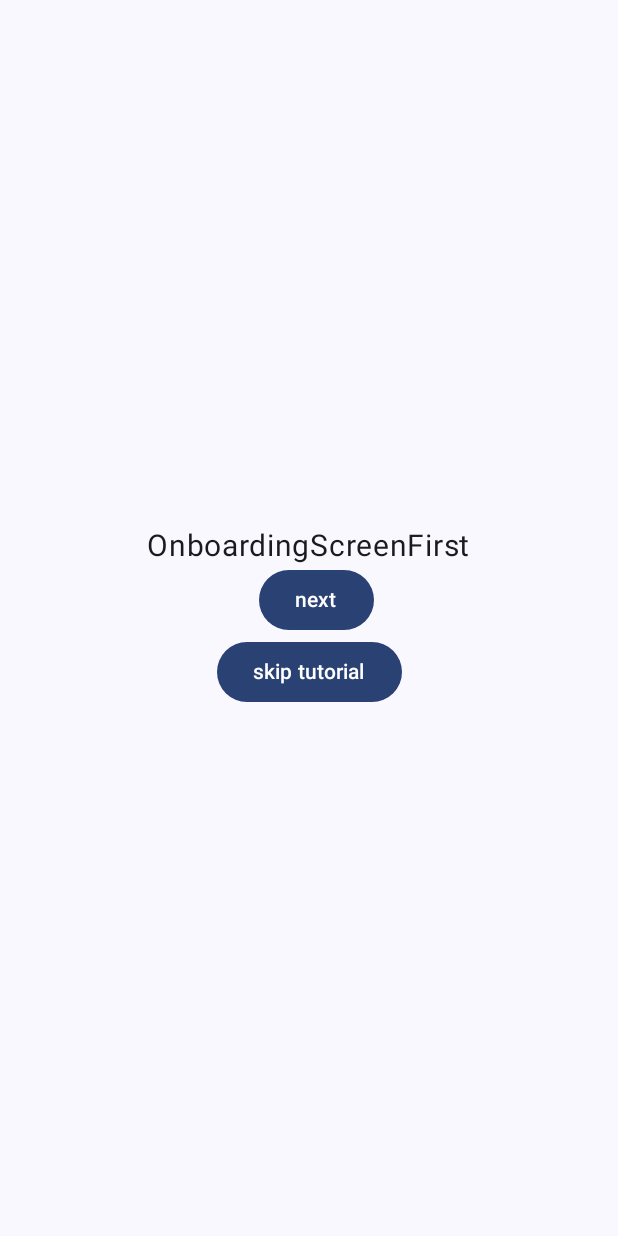
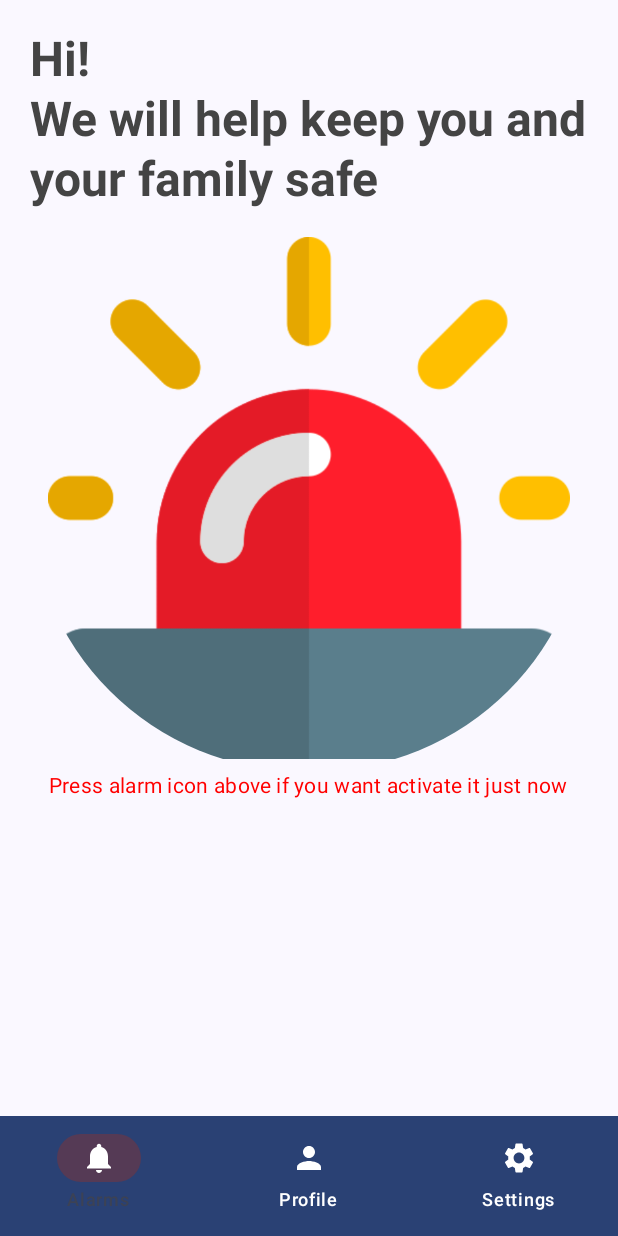
Before and after one commit to OscarEscamilla/SOSButtonApp, an Android app built with Jetpack Compose: the screen it shows after launch (MainActivity), on a phone screen of 412 x 824 dp. Run offline under Robolectric (Android 15) with nearby library versions, the phone set to English and light mode, and no system bars.

Commit message:
add icons and color to home screen

```diff
--- a/app/src/main/java/com/racso/sosbutton/MainActivity.kt
+++ b/app/src/main/java/com/racso/sosbutton/MainActivity.kt
@@ -4,7 +4,7 @@ import android.os.Bundle
 import androidx.activity.ComponentActivity
 import androidx.activity.compose.setContent
 import androidx.navigation.compose.rememberNavController
-import com.racso.sosbutton.ui.navigation.RootNav
+import com.racso.sosbutton.ui.navigation.RootNavGraph
 import com.racso.sosbutton.ui.theme.SOSButtonTheme
 
 class MainActivity : ComponentActivity() {
@@ -13,7 +13,7 @@ class MainActivity : ComponentActivity() {
         super.onCreate(savedInstanceState)
         setContent {
             SOSButtonTheme {
-                RootNav(navController = rememberNavController())
+                RootNavGraph(navController = rememberNavController())
             }
         }
     }
--- /dev/null
+++ b/app/src/main/java/com/racso/sosbutton/data/Alert.kt
@@ -0,0 +1,3 @@
+package com.racso.sosbutton.data
+
+data class Alert(val title: String, val message: String)
--- /dev/null
+++ b/app/src/main/java/com/racso/sosbutton/data/User.kt
@@ -0,0 +1,3 @@
+package com.racso.sosbutton.data
+
+data class User(val name: String, val email: String)
--- a/app/src/main/java/com/racso/sosbutton/ui/navigation/HomeNavGraph.kt
+++ b/app/src/main/java/com/racso/sosbutton/ui/navigation/HomeNavGraph.kt
@@ -1 +1,35 @@
 package com.racso.sosbutton.ui.navigation
+
+import androidx.annotation.StringRes
+import androidx.compose.foundation.layout.PaddingValues
+import androidx.compose.foundation.layout.padding
+import androidx.compose.runtime.Composable
+import androidx.compose.ui.Modifier
+import androidx.navigation.NavGraphBuilder
+import androidx.navigation.NavHostController
+import androidx.navigation.compose.NavHost
+import androidx.navigation.compose.composable
+import androidx.navigation.compose.navigation
+import com.racso.sosbutton.R
+import com.racso.sosbutton.ui.screens.home.AlertsScreen
+import com.racso.sosbutton.ui.screens.home.ProfileScreen
+import com.racso.sosbutton.ui.screens.home.SettingsScreen
+
+@Composable
+fun HomeNav(navController: NavHostController, innerPadding: PaddingValues) {
+    NavHost(navController, startDestination = "home", Modifier.padding(innerPadding)) {
+        homeGraph(navController)
+    }
+}
+fun NavGraphBuilder.homeGraph(navController: NavHostController){
+    navigation(route = "home", startDestination = Screen.Alarms.route){
+        composable(Screen.Alarms.route) { AlertsScreen(navController) }
+        composable(Screen.Profile.route) { ProfileScreen(navController) }
+        composable(Screen.Settings.route) { SettingsScreen(navController) }
+    }
+}
+sealed class Screen(val route: String, @StringRes val resourceId: Int) {
+    object Profile : Screen("profile", R.string.profile)
+    object Settings : Screen("settings", R.string.settings)
+    object Alarms : Screen("alarms", R.string.alarms)
+}
--- a/app/src/main/java/com/racso/sosbutton/ui/navigation/RootNav.kt
+++ b/app/src/main/java/com/racso/sosbutton/ui/navigation/RootNavGraph.kt
@@ -11,11 +11,11 @@ import com.racso.sosbutton.ui.screens.home.HomeScreen
 import com.racso.sosbutton.ui.screens.onboarding.*
 
 @Composable
-fun RootNav(navController: NavHostController) {
+fun RootNavGraph(navController: NavHostController) {
     NavHost(
         navController = navController,
         route = "root",
-        startDestination = "onboarding"
+        startDestination = "home"
     ) {
         onboardingGraph(navController = navController)
         authGraph(navController = navController)
--- a/app/src/main/java/com/racso/sosbutton/ui/screens/common/CustomButttons.kt
+++ b/app/src/main/java/com/racso/sosbutton/ui/screens/common/CustomButttons.kt
@@ -1,8 +1,11 @@
 package com.racso.sosbutton.ui.screens.common
 
+import androidx.compose.foundation.layout.height
 import androidx.compose.material3.Button
 import androidx.compose.material3.Text
 import androidx.compose.runtime.Composable
+import androidx.compose.ui.Modifier
+import androidx.compose.ui.unit.dp
 import androidx.navigation.NavController
 
 
--- a/app/src/main/java/com/racso/sosbutton/ui/screens/home/AlertsScreen.kt
+++ b/app/src/main/java/com/racso/sosbutton/ui/screens/home/AlertsScreen.kt
@@ -1,25 +1,98 @@
 package com.racso.sosbutton.ui.screens.home
 
+import android.widget.ImageButton
+import android.widget.Toast
+import androidx.compose.foundation.Image
+import androidx.compose.foundation.clickable
+import androidx.compose.foundation.layout.Box
 import androidx.compose.foundation.layout.Column
+import androidx.compose.foundation.layout.fillMaxSize
+import androidx.compose.foundation.layout.fillMaxWidth
+import androidx.compose.foundation.layout.height
 import androidx.compose.foundation.layout.padding
-import androidx.compose.material3.ExperimentalMaterial3Api
-import androidx.compose.material3.Scaffold
-import androidx.compose.material3.Surface
+import androidx.compose.foundation.layout.wrapContentSize
+import androidx.compose.foundation.shape.RoundedCornerShape
+import androidx.compose.material3.Button
+import androidx.compose.material3.ButtonColors
+import androidx.compose.material3.Card
+import androidx.compose.material3.MaterialTheme
 import androidx.compose.material3.Text
+import androidx.compose.material3.TextButton
 import androidx.compose.runtime.Composable
 import androidx.compose.ui.Alignment
 import androidx.compose.ui.Modifier
+import androidx.compose.ui.graphics.Color
+import androidx.compose.ui.platform.LocalContext
+import androidx.compose.ui.res.painterResource
+import androidx.compose.ui.text.font.FontWeight
+import androidx.compose.ui.text.style.TextAlign
+import androidx.compose.ui.unit.dp
 import androidx.compose.ui.unit.sp
+import androidx.compose.ui.window.Dialog
 import androidx.navigation.NavHostController
+import com.racso.sosbutton.R
 
-@OptIn(ExperimentalMaterial3Api::class)
 @Composable
 fun AlertsScreen(navController: NavHostController) {
-    Surface {
-        Scaffold() { padding ->
-            Column(modifier = Modifier.padding(padding), horizontalAlignment = Alignment.CenterHorizontally) {
-                Text(text = "Alerts Screen", fontSize = 20.sp)
+    Column(
+        modifier = Modifier
+            .padding(20.dp)
+            .fillMaxSize()
+    ) {
+        val context = LocalContext.current
+        Text(
+            text = "Hi!",
+            color = Color.DarkGray,
+            fontWeight = FontWeight.Bold,
+            style = MaterialTheme.typography.headlineLarge
+        )
+        Text(
+            text = "We will help keep you and your family safe",
+            color = Color.DarkGray,
+            fontWeight = FontWeight.Bold,
+            style = MaterialTheme.typography.headlineLarge
+        )
+        Column(
+            Modifier
+                .fillMaxWidth()
+                .padding(top = 10.dp),
+            horizontalAlignment = Alignment.CenterHorizontally
+        ) {
+            TextButton(modifier = Modifier.fillMaxWidth(),onClick = {
+                Toast.makeText(context,"Sending alert...", Toast.LENGTH_LONG).show()
+            }) {
+                Image(
+                    painter = painterResource(id = R.drawable.img),
+                    contentDescription = "alarm icon",
+                )
             }
+            Text(
+                text = "Press alarm icon above if you want activate it just now",
+                color = Color.Red,
+                style = MaterialTheme.typography.bodyMedium
+            )
+        }
+
+    }
+}
+
+@Composable
+fun MinimalDialog(onDismissRequest: () -> Unit, message: String) {
+    Dialog(onDismissRequest = { onDismissRequest() }) {
+        Card(
+            modifier = Modifier
+                .fillMaxWidth()
+                .height(200.dp)
+                .padding(16.dp),
+            shape = RoundedCornerShape(16.dp),
+        ) {
+            Text(
+                text = message,
+                modifier = Modifier
+                    .fillMaxSize()
+                    .wrapContentSize(Alignment.Center),
+                textAlign = TextAlign.Center,
+            )
         }
     }
 }
--- a/app/src/main/java/com/racso/sosbutton/ui/screens/home/HomeScreen.kt
+++ b/app/src/main/java/com/racso/sosbutton/ui/screens/home/HomeScreen.kt
@@ -1,50 +1,52 @@
 package com.racso.sosbutton.ui.screens.home
 
-import androidx.annotation.StringRes
-import androidx.compose.foundation.layout.padding
-import androidx.compose.material.BottomNavigation
-import androidx.compose.material.BottomNavigationItem
 import androidx.compose.material.icons.Icons
-import androidx.compose.material.icons.filled.Favorite
+import androidx.compose.material.icons.filled.Notifications
+import androidx.compose.material.icons.filled.Person
+import androidx.compose.material.icons.filled.Settings
 import androidx.compose.material3.ExperimentalMaterial3Api
 import androidx.compose.material3.Icon
+import androidx.compose.material3.LocalContentColor
 import androidx.compose.material3.MaterialTheme
+import androidx.compose.material3.NavigationBar
+import androidx.compose.material3.NavigationBarItem
+import androidx.compose.material3.NavigationBarItemColors
+import androidx.compose.material3.NavigationBarItemDefaults
 import androidx.compose.material3.Scaffold
 import androidx.compose.material3.Text
-import androidx.compose.material3.lightColorScheme
 import androidx.compose.runtime.Composable
 import androidx.compose.runtime.getValue
-import androidx.compose.ui.Modifier
 import androidx.compose.ui.graphics.Color
+import androidx.compose.ui.graphics.vector.ImageVector
 import androidx.compose.ui.res.stringResource
 import androidx.navigation.NavDestination.Companion.hierarchy
 import androidx.navigation.NavGraph.Companion.findStartDestination
-import androidx.navigation.NavHost
 import androidx.navigation.NavHostController
-import androidx.navigation.compose.NavHost
-import androidx.navigation.compose.composable
 import androidx.navigation.compose.currentBackStackEntryAsState
 import androidx.navigation.compose.rememberNavController
-import com.racso.sosbutton.R
-
+import com.racso.sosbutton.ui.navigation.HomeNav
+import com.racso.sosbutton.ui.navigation.Screen
 
 @OptIn(ExperimentalMaterial3Api::class)
 @Composable
-fun HomeScreen(navController: NavHostController   = rememberNavController()) {
+fun HomeScreen(navController: NavHostController = rememberNavController()) {
     val items = listOf(
+        Screen.Alarms,
         Screen.Profile,
-        Screen.FriendsList,
         Screen.Settings
     )
     Scaffold(
         bottomBar = {
-            BottomNavigation(backgroundColor = MaterialTheme.colorScheme.primary) {
+            NavigationBar(
+                containerColor = MaterialTheme.colorScheme.primary,
+                contentColor = Color.White
+            ) {
                 val navBackStackEntry by navController.currentBackStackEntryAsState()
                 val currentDestination = navBackStackEntry?.destination
                 items.forEach { screen ->
-                    BottomNavigationItem(
-                        icon = { Icon(Icons.Filled.Favorite, contentDescription = null, tint = Color.White) },
-                        label = { Text(stringResource(screen.resourceId), color = Color.White) },
+                    NavigationBarItem(
+                        icon = { Icon(getNavIcon(screen), contentDescription = null) },
+                        label = { Text(stringResource(screen.resourceId)) },
                         selected = currentDestination?.hierarchy?.any { it.route == screen.route } == true,
                         onClick = {
                             navController.navigate(screen.route) {
@@ -54,23 +56,26 @@ fun HomeScreen(navController: NavHostController   = rememberNavController()) {
                                 launchSingleTop = true
                                 restoreState = true
                             }
-                        }
+                        },
+                        colors = NavigationBarItemDefaults.colors(
+                            indicatorColor = MaterialTheme.colorScheme.tertiary,
+                            unselectedIconColor = Color.White,
+                            unselectedTextColor = Color.White
+                        )
                     )
                 }
             }
         }
     ) { innerPadding ->
-        NavHost(navController, startDestination = Screen.Profile.route, Modifier.padding(innerPadding)) {
-            composable(Screen.Profile.route) { ProfileScreen(navController) }
-            composable(Screen.FriendsList.route) { AlertsScreen(navController) }
-            composable(Screen.Settings.route) { SettingsScreen(navController) }
-        }
+       HomeNav(navController = navController, innerPadding)
     }
 }
 
 
-sealed class Screen(val route: String, @StringRes val resourceId: Int) {
-    object Profile : Screen("profile", R.string.profile)
-    object Settings : Screen("settings", R.string.profile)
-    object FriendsList : Screen("friendslist", R.string.friends_list)
+fun getNavIcon(screen: Screen): ImageVector {
+    return when(screen){
+        Screen.Profile -> Icons.Filled.Person
+        Screen.Alarms -> Icons.Filled.Notifications
+        Screen.Settings -> Icons.Filled.Settings
+    }
 }
--- a/app/src/main/java/com/racso/sosbutton/ui/screens/onboarding/OnboardingFirtsScreen.kt
+++ b/app/src/main/java/com/racso/sosbutton/ui/screens/onboarding/OnboardingFirtsScreen.kt
@@ -1,5 +1,7 @@
 package com.racso.sosbutton.ui.screens.onboarding
 
+import androidx.compose.foundation.ExperimentalFoundationApi
+import androidx.compose.foundation.background
 import androidx.compose.foundation.layout.Arrangement
 import androidx.compose.foundation.layout.Column
 import androidx.compose.foundation.layout.Row
@@ -7,6 +9,9 @@ import androidx.compose.foundation.layout.Spacer
 import androidx.compose.foundation.layout.fillMaxSize
 import androidx.compose.foundation.layout.padding
 import androidx.compose.foundation.layout.width
+import androidx.compose.foundation.pager.HorizontalPager
+import androidx.compose.foundation.pager.PageSize
+import androidx.compose.foundation.pager.rememberPagerState
 import androidx.compose.material3.Button
 import androidx.compose.material3.ExperimentalMaterial3Api
 import androidx.compose.material3.Scaffold
@@ -15,34 +20,40 @@ import androidx.compose.material3.Text
 import androidx.compose.runtime.Composable
 import androidx.compose.ui.Alignment
 import androidx.compose.ui.Modifier
+import androidx.compose.ui.graphics.Color
 import androidx.compose.ui.unit.dp
 import androidx.compose.ui.unit.sp
 import androidx.navigation.NavController
 import com.racso.sosbutton.ui.screens.common.SkipOnboardingButton
 
 
-@OptIn(ExperimentalMaterial3Api::class)
+@OptIn(ExperimentalMaterial3Api::class, ExperimentalFoundationApi::class)
 @Composable
 fun OnboardingFirstScreen(navController: NavController) {
     Scaffold() { padding ->
         Column(
             modifier = Modifier
                 .padding(padding)
-                .fillMaxSize(),
+                .fillMaxSize()
+                .background(Color.Blue),
             verticalArrangement = Arrangement.Center,
             horizontalAlignment = Alignment.CenterHorizontally
         ) {
-            Text(text = "OnboardingScreenFirst", fontSize = 20.sp)
-            Row {
-                Spacer(Modifier.width(10.dp))
-                Button(onClick = {
-                    navController.navigate("onboarding_second")
-                }) {
-                    Text(text = "next")
-                }
+            SkipOnboardingButton(navController, "onboarding_first")
+            // Display 10 items
+            val pagerState = rememberPagerState(pageCount = {
+                3
+            })
+            HorizontalPager(
+                state = pagerState,
+                Modifier.background(Color.Blue)
+            ) { page ->
+                // Our page content
+                Text(
+                    text = "Page: $page",
+                    modifier = Modifier.fillMaxSize()
+                )
             }
-            SkipOnboardingButton(navController,"onboarding_first")
         }
     }
-
 }
--- a/app/src/main/java/com/racso/sosbutton/ui/theme/Color.kt
+++ b/app/src/main/java/com/racso/sosbutton/ui/theme/Color.kt
@@ -2,10 +2,10 @@ package com.racso.sosbutton.ui.theme
 
 import androidx.compose.ui.graphics.Color
 
-val Purple80 = Color(0xFFD0BCFF)
-val PurpleGrey80 = Color(0xFFCCC2DC)
-val Pink80 = Color(0xFFEFB8C8)
+val Purple80 = Color(0xFFFF9800)
+val PurpleGrey80 = Color(0xFFFFC107)
+val Pink80 = Color(0xFFFF9800)
 
-val Purple40 = Color(0xFF6650a4)
-val PurpleGrey40 = Color(0xFF625b71)
-val Pink40 = Color(0xFF7D5260)
+val Purple40 = Color(0xFFE20D0D)
+val PurpleGrey40 = Color(0xFFFFC107)
+val Pink40 = Color(0xFFF5CE56)
--- a/app/src/main/java/com/racso/sosbutton/ui/theme/Theme.kt
+++ b/app/src/main/java/com/racso/sosbutton/ui/theme/Theme.kt
@@ -10,6 +10,7 @@ import androidx.compose.material3.dynamicLightColorScheme
 import androidx.compose.material3.lightColorScheme
 import androidx.compose.runtime.Composable
 import androidx.compose.runtime.SideEffect
+import androidx.compose.ui.graphics.Color
 import androidx.compose.ui.graphics.toArgb
 import androidx.compose.ui.platform.LocalContext
 import androidx.compose.ui.platform.LocalView
@@ -24,17 +25,16 @@ private val DarkColorScheme = darkColorScheme(
 private val LightColorScheme = lightColorScheme(
     primary = Purple40,
     secondary = PurpleGrey40,
-    tertiary = Pink40
+    tertiary = Pink40,
 
-    /* Other default colors to override
-    background = Color(0xFFFFFBFE),
-    surface = Color(0xFFFFFBFE),
-    onPrimary = Color.White,
-    onSecondary = Color.White,
-    onTertiary = Color.White,
-    onBackground = Color(0xFF1C1B1F),
-    onSurface = Color(0xFF1C1B1F),
-    */
+//    background = Color(0xFFFFFBFE),
+//    surface = Color(0xFFFFFBFE),
+//    onPrimary = Color.White,
+//    onSecondary = Color.White,
+//    onTertiary = Color.White,
+//    onBackground = Color(0xFF1C1B1F),
+//    onSurface = Color(0xFF1C1B1F),
+
 )
 
 @Composable
--- a/app/src/main/res/values/strings.xml
+++ b/app/src/main/res/values/strings.xml
@@ -1,5 +1,6 @@
 <resources>
     <string name="app_name">SOS Button</string>
-    <string name="friends_list">alerts</string>
-    <string name="profile">profile</string>
+    <string name="alarms">Alarms</string>
+    <string name="profile">Profile</string>
+    <string name="settings">Settings</string>
 </resources>
```
Also changed, not shown: app/src/main/res/drawable/img.png (added), app/src/main/res/drawable/red_alarm_icon.png (added).
